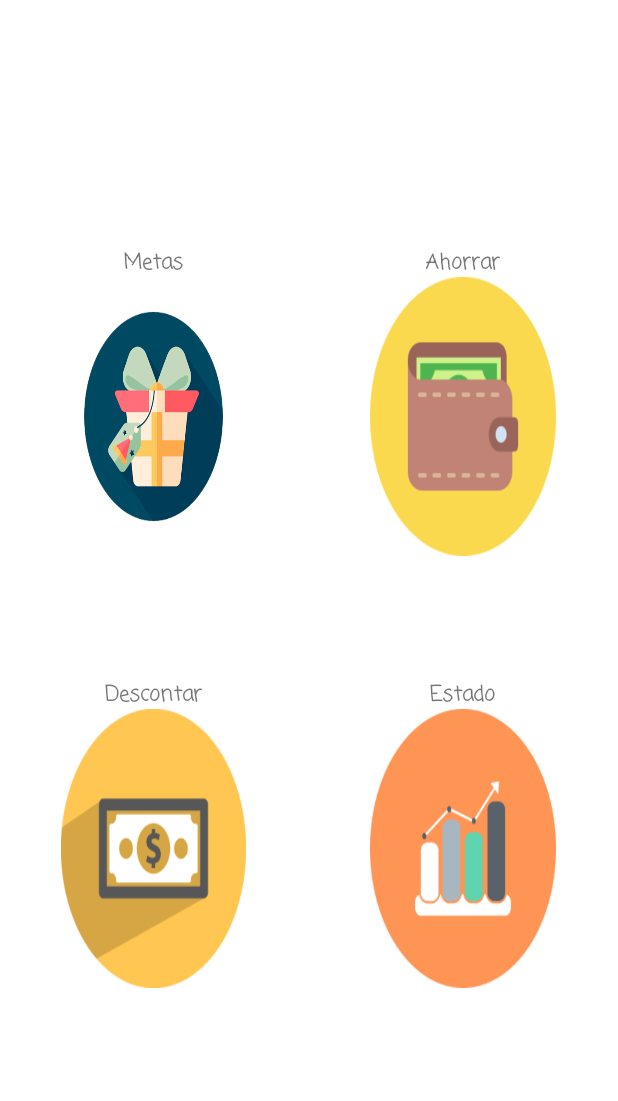
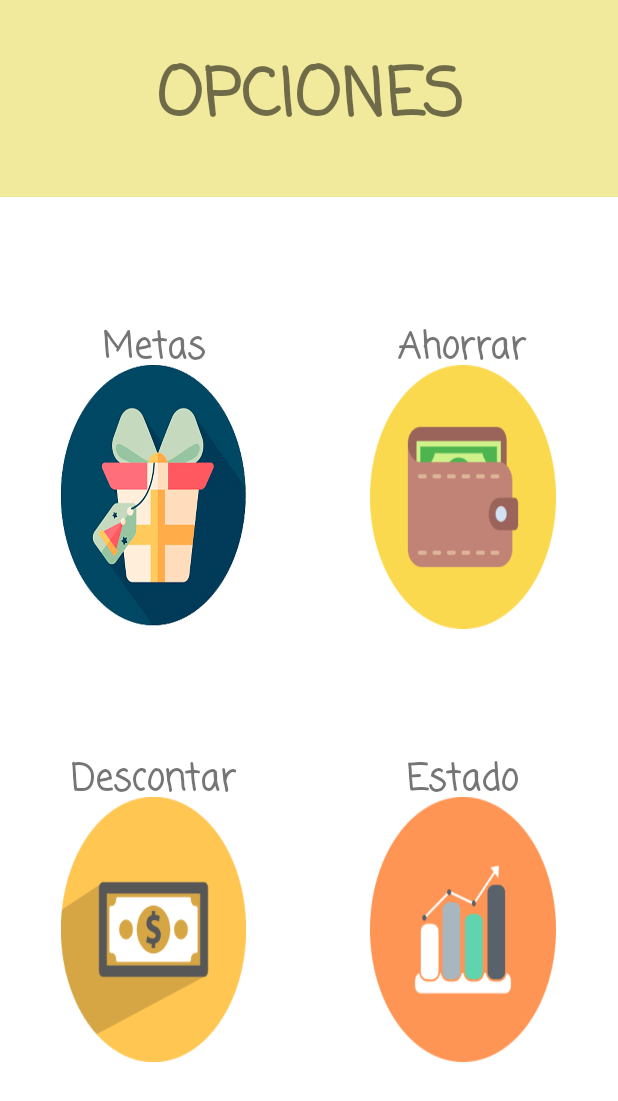
Before and after one commit to xDavidPM/cheilaapp, an Android app: the MenuActivity screen opened directly, with no data from a screen before it, on a phone screen of 412 x 824 dp. Shown: the top 1101 px of the screen. Run offline under Robolectric (Android 15) with nearby library versions, the phone set to English and light mode, and no system bars.

Commit message:
save spend stats

```diff
--- a/app/src/main/java/com/example/david/money2/MenuActivity.java
+++ b/app/src/main/java/com/example/david/money2/MenuActivity.java
@@ -12,7 +12,7 @@ import android.widget.LinearLayout;
 
 public class MenuActivity extends AppCompatActivity {
 
-    LinearLayout objetive;
+    LinearLayout objetive , save , spend , status;
 
     @Override
     protected void onCreate(Bundle savedInstanceState) {
@@ -20,17 +20,52 @@ public class MenuActivity extends AppCompatActivity {
         setContentView(R.layout.menu_actitivy);
 
         objetive = (LinearLayout) findViewById(R.id.lyt_goal);
+        save = (LinearLayout) findViewById(R.id.lyt_save);
+        spend = (LinearLayout) findViewById(R.id.lyt_spend);
+        status = (LinearLayout) findViewById(R.id.lyt_status);
+
 
         objetive.setOnClickListener(new View.OnClickListener() {
             @Override
             public void onClick(View v){
-
                 Intent i;
 
                 i = new Intent(MenuActivity.this, ObjetiveActivity.class);
                 startActivity(i);
                 finish();
+            }
+        });
 
+        save.setOnClickListener(new View.OnClickListener() {
+            @Override
+            public void onClick(View v){
+                Intent i;
+
+                i = new Intent(MenuActivity.this, ObjetiveActivity.class);
+                startActivity(i);
+                finish();
+            }
+        });
+
+        spend.setOnClickListener(new View.OnClickListener() {
+            @Override
+            public void onClick(View v){
+                Intent i;
+
+                i = new Intent(MenuActivity.this, ObjetiveActivity.class);
+                startActivity(i);
+                finish();
+            }
+        });
+
+        status.setOnClickListener(new View.OnClickListener() {
+            @Override
+            public void onClick(View v){
+                Intent i;
+
+                i = new Intent(MenuActivity.this, ObjetiveActivity.class);
+                startActivity(i);
+                finish();
             }
         });
     }
--- a/app/src/main/res/layout/ingress_activity.xml
+++ b/app/src/main/res/layout/ingress_activity.xml
@@ -5,6 +5,7 @@
     android:layout_width="match_parent"
     android:layout_height="match_parent"
     android:orientation="vertical"
+    android:background="@drawable/pantalla_principal"
     tools:context="com.example.david.money2.IngressActivity">
 
     <TextView
@@ -18,7 +19,7 @@
         android:layout_weight="0.05"
         android:width="0dp"
         android:id="@+id/btn_ingress"
-        android:textSize="24sp"
+        android:textSize="44sp"
         android:background="?android:attr/colorPressedHighlight"
         android:textColor="@android:color/background_light"
         android:textAllCaps="false"
--- a/app/src/main/res/layout/menu_actitivy.xml
+++ b/app/src/main/res/layout/menu_actitivy.xml
@@ -5,10 +5,29 @@
     android:layout_width="match_parent"
     android:layout_height="match_parent">
 
+    <LinearLayout
+        android:layout_width="fill_parent"
+        android:layout_height="0dp"
+        android:layout_weight="0.16"
+        android:background="#F1EA9D"
+        android:orientation="vertical">
+
+        <TextView
+            android:layout_width="match_parent"
+            android:layout_height="match_parent"
+            android:gravity="center"
+            android:textSize="44sp"
+            android:fontFamily="casual"
+            android:textStyle="normal|bold"
+            android:text="OPCIONES"/>
+
+    </LinearLayout>
+
     <TextView
         android:layout_width="wrap_content"
         android:layout_height="0dp"
-        android:layout_weight="0.2"/>
+        android:layout_weight="0.10"/>
+
 
     <LinearLayout
         android:layout_width="fill_parent"
@@ -31,17 +50,18 @@
             <TextView
                 android:layout_width="wrap_content"
                 android:layout_height="0dp"
-                android:layout_weight="0.1"
+                android:layout_weight="0.2"
                 android:text="@string/lb_metas"
                 android:fontFamily="casual"
                 android:layout_gravity="center"
+                android:textSize="24sp"
                 android:textAllCaps="false"
                 android:textStyle="normal|bold"/>
 
             <Button
                 android:layout_width="wrap_content"
                 android:layout_height="0dp"
-                android:layout_weight="0.9"
+                android:layout_weight="0.8"
                 android:background="@drawable/img_objetive"/>
         </LinearLayout>
 
@@ -61,18 +81,19 @@
             <TextView
                 android:layout_width="wrap_content"
                 android:layout_height="0dp"
-                android:layout_weight="0.1"
+                android:layout_weight="0.2"
                 android:text="@string/lb_ahorrar"
                 android:fontFamily="casual"
                 android:layout_gravity="center"
                 android:textAllCaps="false"
+                android:textSize="24sp"
                 android:textStyle="normal|bold"/>
 
             <Button
                 android:layout_width="wrap_content"
                 android:layout_height="0dp"
-                android:layout_weight="0.9"
-                android:background="@drawable/img_wallet"/>
+                android:layout_weight="0.8"
+                android:background="@drawable/img_save"/>
         </LinearLayout>
 
         <TextView
@@ -108,17 +129,18 @@
             <TextView
                 android:layout_width="wrap_content"
                 android:layout_height="0dp"
-                android:layout_weight="0.1"
+                android:layout_weight="0.2"
                 android:text="@string/lb_gastar"
                 android:fontFamily="casual"
                 android:layout_gravity="center"
                 android:textAllCaps="false"
+                android:textSize="24sp"
                 android:textStyle="normal|bold"/>
 
             <Button
                 android:layout_width="wrap_content"
                 android:layout_height="0dp"
-                android:layout_weight="0.9"
+                android:layout_weight="0.8"
                 android:background="@drawable/img_spend"/>
         </LinearLayout>
 
@@ -138,18 +160,19 @@
             <TextView
                 android:layout_width="wrap_content"
                 android:layout_height="0dp"
-                android:layout_weight="0.1"
+                android:layout_weight="0.2"
                 android:text="@string/lb_estado"
                 android:fontFamily="casual"
                 android:layout_gravity="center"
                 android:textAllCaps="false"
+                android:textSize="24sp"
                 android:textStyle="normal|bold"/>
 
             <Button
                 android:layout_width="wrap_content"
                 android:layout_height="0dp"
-                android:layout_weight="0.9"
-                android:background="@drawable/img_goal"/>
+                android:layout_weight="0.8"
+                android:background="@drawable/img_status"/>
         </LinearLayout>
         <TextView
             android:layout_width="0dp"
@@ -161,6 +184,6 @@
     <TextView
         android:layout_width="wrap_content"
         android:layout_height="0dp"
-        android:layout_weight="0.2"/>
+        android:layout_weight="0.14"/>
 
 </LinearLayout>
--- /dev/null
+++ b/app/src/main/res/layout/save_activity.xml
@@ -0,0 +1,6 @@
+<?xml version="1.0" encoding="utf-8"?>
+<LinearLayout xmlns:android="http://schemas.android.com/apk/res/android"
+    android:orientation="vertical" android:layout_width="match_parent"
+    android:layout_height="match_parent">
+
+</LinearLayout>
--- /dev/null
+++ b/app/src/main/res/layout/spend_activity.xml
@@ -0,0 +1,6 @@
+<?xml version="1.0" encoding="utf-8"?>
+<LinearLayout xmlns:android="http://schemas.android.com/apk/res/android"
+    android:orientation="vertical" android:layout_width="match_parent"
+    android:layout_height="match_parent">
+
+</LinearLayout>
--- /dev/null
+++ b/app/src/main/res/layout/status_activity.xml
@@ -0,0 +1,6 @@
+<?xml version="1.0" encoding="utf-8"?>
+<LinearLayout xmlns:android="http://schemas.android.com/apk/res/android"
+    android:orientation="vertical" android:layout_width="match_parent"
+    android:layout_height="match_parent">
+
+</LinearLayout>
--- a/app/src/main/res/values/strings.xml
+++ b/app/src/main/res/values/strings.xml
@@ -1,6 +1,6 @@
 <resources>
     <string name="app_name">MoneyManager</string>
-    <string name="btn_ingress">Comenzar</string>
+    <string name="btn_ingress">COMENZAR</string>
     <string name="lb_opciones">OPCIONES</string>
     <string name="lb_metas">Metas</string>
     <string name="lb_ahorrar">Ahorrar</string>
```
Also changed, not shown: app/src/main/AndroidManifest.xml (+15 -0 lines), app/src/main/java/com/example/david/money2/SaveActivity.java (added, +16 -0 lines), app/src/main/java/com/example/david/money2/SpendActivity.java (added, +16 -0 lines), app/src/main/java/com/example/david/money2/StatusActivity.java (added, +16 -0 lines), app/src/main/res/drawable/img_objetive.png, app/src/main/res/drawable/img_save.png (renamed from app/src/main/res/drawable/img_wallet.png), app/src/main/res/drawable/img_status.png (renamed from app/src/main/res/drawable/img_goal.png), app/src/main/res/drawable/pantalla_opciones.jpg (deleted).
